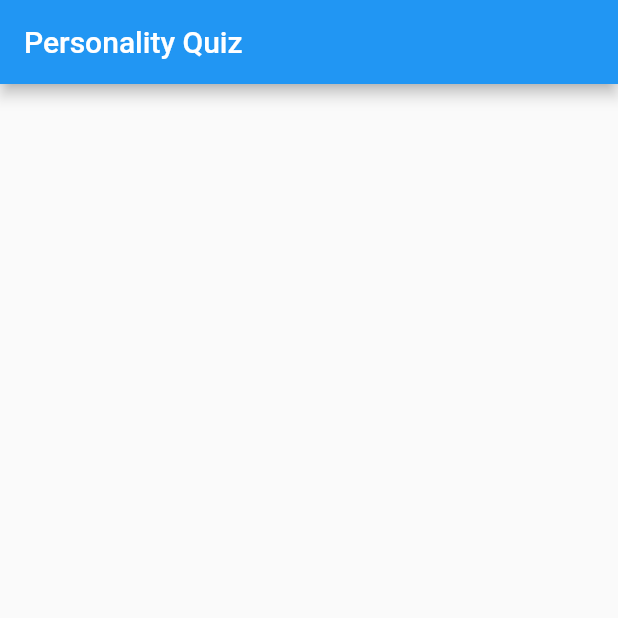
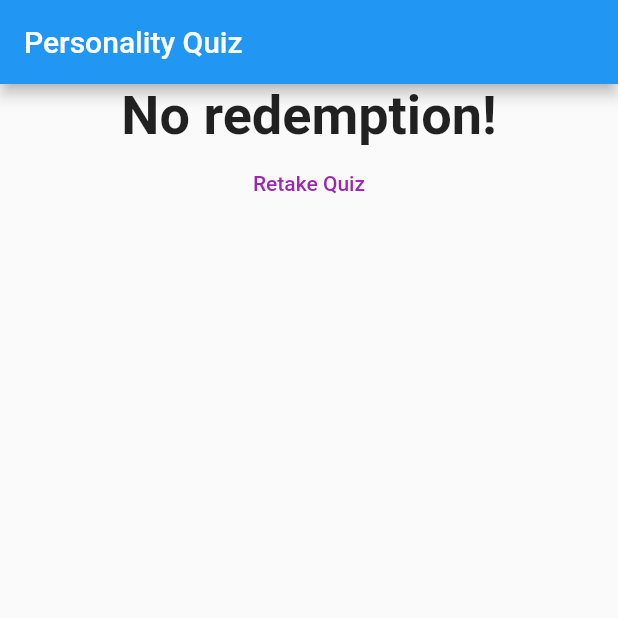
Before and after one commit to muriukiMartin/quiz_app, a Flutter app: the screen it shows after launch, after a tap on "Black", after a tap on "Snake", after a tap on "Joe", on a phone screen of 412 x 824 dp, the top half of it. Run offline on Flutter 3.47's test engine with Material 2 defaults, Android fonts, the phone set to English and light mode, and no system bars.

Commit message:
Reset quiz

```diff
--- a/lib/main.dart
+++ b/lib/main.dart
@@ -51,6 +51,13 @@ class _MyQuizAppState extends State<MyQuizApp> {
   var _questionIndex = 0;
   var _totalScore = 0;
 
+  void _restartQuiz() {
+    setState(() {
+      _questionIndex = 0;
+      _totalScore = 0;
+    });
+  }
+
   void _answerQuestion(int score) {
     _totalScore = _totalScore + score;
 
@@ -78,7 +85,7 @@ class _MyQuizAppState extends State<MyQuizApp> {
                 questionIndex: _questionIndex,
                 questions: _questions,
               )
-            : Result(_totalScore),
+            : Result(_totalScore, _restartQuiz),
       ),
     );
   }
--- a/lib/result.dart
+++ b/lib/result.dart
@@ -4,8 +4,9 @@ import 'package:flutter/material.dart';
 
 class Result extends StatelessWidget {
   final int resultScore;
+  final Function resetHandler;
 
-  Result(this.resultScore);
+  Result(this.resultScore, this.resetHandler);
 
   String get resultPhase {
     String resultText = 'You did it!';
@@ -24,16 +25,20 @@ class Result extends StatelessWidget {
   @override
   Widget build(BuildContext context) {
     return Center(
-      // child: Column(
-      //   children: [
-      //     Text(
-      //       resultPhase,
-      //       style: TextStyle(fontSize: 36, fontWeight: FontWeight.bold),
-      //       textAlign: TextAlign.center,
-      //     ),
-      //     FlatButton(child: Text('Retake Quiz'))
-      //   ],
-      // ),
+      child: Column(
+        children: [
+          Text(
+            resultPhase,
+            style: TextStyle(fontSize: 36, fontWeight: FontWeight.bold),
+            textAlign: TextAlign.center,
+          ),
+          FlatButton(
+            child: Text('Retake Quiz'),
+            textColor: Colors.purple,
+            onPressed: resetHandler,
+          )
+        ],
+      ),
     );
   }
 }
```
